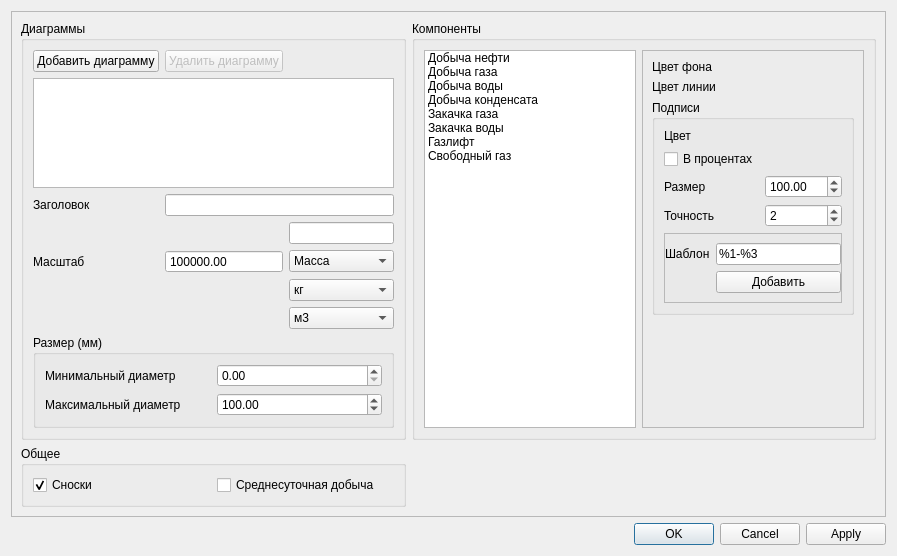
First picture: the form in qgis_pds_prodsetup_base.ui, repository vvkond/QGIS, before the edit.
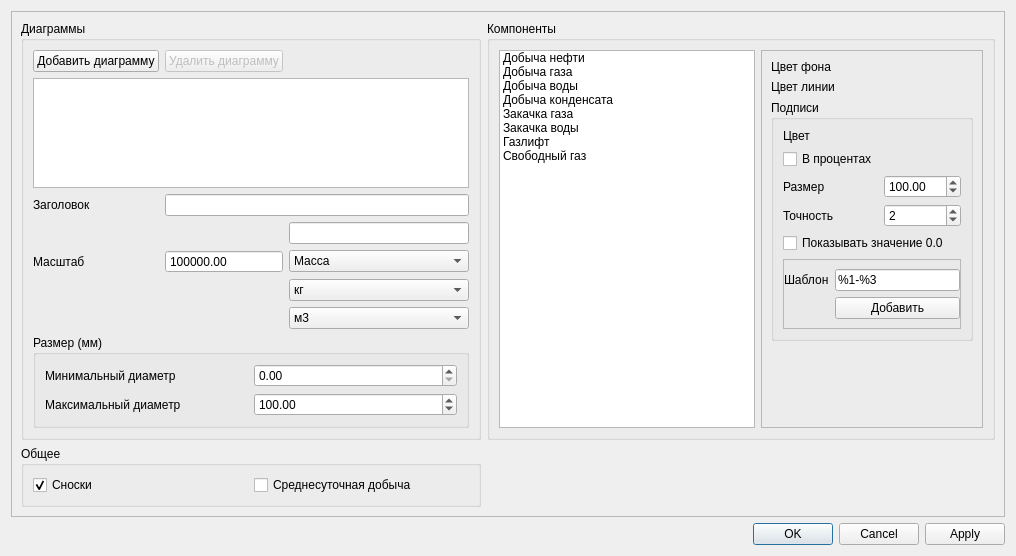
Second picture: the form after the edit.

Commit message: Отключение отображения значения 0 в подписях отборов

Patch:
```diff
--- a/qgis_pds_prodsetup_base.ui
+++ b/qgis_pds_prodsetup_base.ui
@@ -6,7 +6,7 @@
    <rect>
     <x>0</x>
     <y>0</y>
-    <width>897</width>
+    <width>1016</width>
     <height>556</height>
    </rect>
   </property>
@@ -37,8 +37,8 @@
        <rect>
         <x>0</x>
         <y>0</y>
-        <width>877</width>
-        <height>507</height>
+        <width>996</width>
+        <height>503</height>
        </rect>
       </property>
       <layout class="QGridLayout" name="gridLayout_5">
@@ -349,7 +349,7 @@
                <property name="title">
                 <string>Подписи</string>
                </property>
-               <layout class="QGridLayout" name="labelGridLayout" rowminimumheight="1,0,0,0,0">
+               <layout class="QGridLayout" name="labelGridLayout">
                 <property name="leftMargin">
                  <number>9</number>
                 </property>
@@ -400,7 +400,7 @@
                   </property>
                  </widget>
                 </item>
-                <item row="4" column="0" colspan="2">
+                <item row="5" column="0" colspan="2">
                  <widget class="QFrame" name="frame_2">
                   <property name="frameShape">
                    <enum>QFrame::StyledPanel</enum>
@@ -415,21 +415,21 @@
                    <property name="rightMargin">
                     <number>0</number>
                    </property>
-                   <item row="0" column="1">
+                   <item row="1" column="1">
                     <widget class="QLineEdit" name="templateExpression">
                      <property name="text">
                       <string>%1-%3</string>
                      </property>
                     </widget>
                    </item>
-                   <item row="0" column="0">
+                   <item row="1" column="0">
                     <widget class="QLabel" name="label_11">
                      <property name="text">
                       <string>Шаблон</string>
                      </property>
                     </widget>
                    </item>
-                   <item row="1" column="1">
+                   <item row="3" column="1">
                     <widget class="QPushButton" name="addToTemplate">
                      <property name="toolTip">
                       <string>Добавить компонент в шаблон</string>
@@ -449,6 +449,13 @@
                   </property>
                  </widget>
                 </item>
+                <item row="4" column="0" colspan="2">
+                 <widget class="QCheckBox" name="mShowZero">
+                  <property name="text">
+                   <string>Показывать значение 0.0</string>
+                  </property>
+                 </widget>
+                </item>
                </layout>
               </widget>
              </item>
```
Left out of the diff: 78 changed lines with no effect on the pictures. The commit also changes 1 other file.
